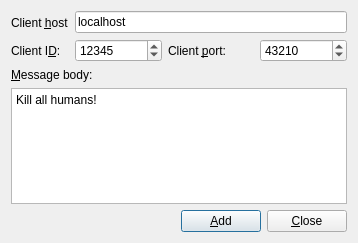
This is server/src/addmessagedialog.ui in KL-7/client-server-notifier as Qt 5 draws it before an edit. The edited form follows.
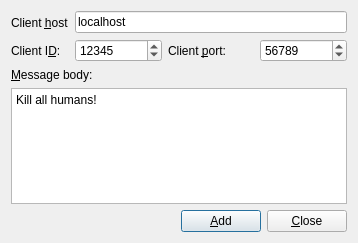
This is the edited form.

What changed in the file:
```diff
--- a/server/src/addmessagedialog.ui
+++ b/server/src/addmessagedialog.ui
@@ -73,11 +73,14 @@
          </item>
          <item>
           <widget class="QSpinBox" name="clientPortSpinBox">
+           <property name="minimum">
+            <number>49152</number>
+           </property>
            <property name="maximum">
             <number>65535</number>
            </property>
            <property name="value">
-            <number>43210</number>
+            <number>56789</number>
            </property>
           </widget>
          </item>
```
